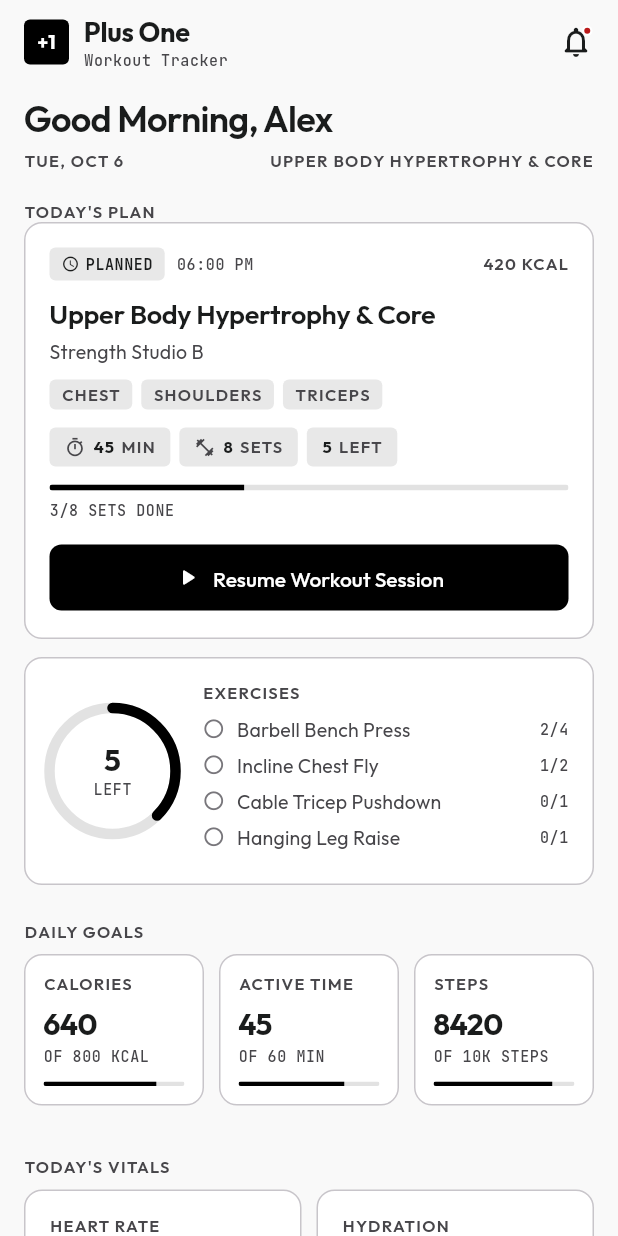
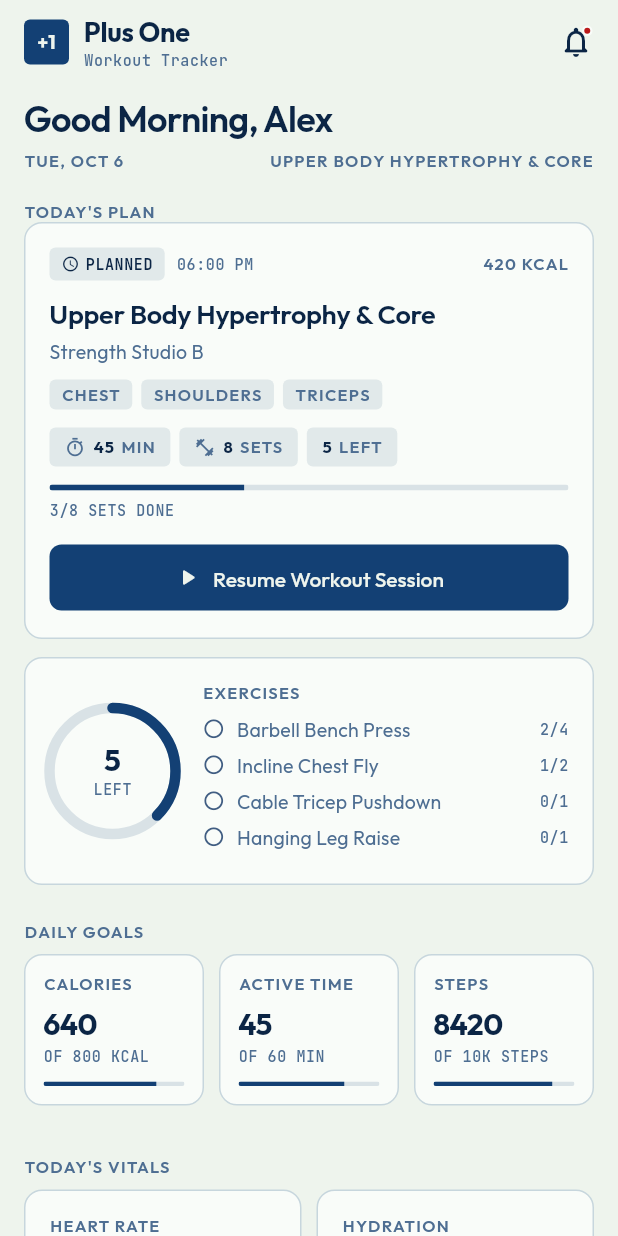
Before and after one commit to swcidd/plus_one, a Flutter app: the screen it shows after launch, on a phone screen of 412 x 824 dp. Run offline on Flutter 3.47's test engine with Material 3 defaults, Android fonts, the phone set to English and light mode, and no system bars; our stand-ins replace equatable, fl_chart, google_fonts.

Commit message:
feat(theme): retheme the app to the Deep Blue Sea palette
The product has a real palette now, so the achromatic Stitch tokens were
replaced by Deep Blue Sea: Regal Navy for every filled control, Prussian
Blue for body text, Powder Blue for borders and muted surfaces, Mint Cream
for the page.

A five-colour palette ships no greys, so every surface step, divider and
secondary label is interpolated between two palette colours rather than
pulled off a grey ramp. Interpolation keeps the hue locked to the brand,
where a neutral grey would have introduced a second, unrelated cast that
undercuts the whole reason for supplying five blues.

Error red is deliberately left on the Material scale: red for destructive
is a learned convention, and recolouring it to match the palette would make
"delete" less obvious rather than prettier.

The theme stays centralised in lib/theme, so this is a pure token swap -
no widget reads a literal colour. Tests now assert exact palette hexes and
compute real WCAG contrast ratios in both modes instead of checking for
neutrality, which is no longer the property that matters.

```diff
--- a/lib/theme/app_colors.dart
+++ b/lib/theme/app_colors.dart
@@ -1,58 +1,73 @@
 import 'package:flutter/material.dart';
 
-/// Monochrome palette lifted from the Stitch wireframes.
+/// Deep Blue Sea palette.
 ///
-/// The design is intentionally achromatic: black is the only action colour
-/// and every surface step is a shade of neutral grey. Keeping the scale in
-/// one place stops screens from inventing their own greys, which is how a
-/// monochrome UI starts drifting warm in one place and cool in another.
+/// Regal Navy carries every filled control, Prussian Blue anchors body text,
+/// Powder Blue handles borders and muted surfaces, and Mint Cream is the
+/// page. That split is what stops a five-colour palette from turning into
+/// blue soup: exactly one hue does the work of an action, and the rest is
+/// tint, text or canvas.
+///
+/// https://coolors.co/134074-13315c-0b2545-8da9c4-eef4ed
 abstract final class AppColors {
-  // --- Light -----------------------------------------------------------------
-  static const Color lightBackground = Color(0xFFF9F9F9);
-  static const Color lightOnSurface = Color(0xFF1A1C1C);
-  static const Color lightOnSurfaceVariant = Color(0xFF47464A);
-  static const Color lightOutline = Color(0xFF78767B);
-  static const Color lightOutlineVariant = Color(0xFFC8C5CA);
+  // --- Palette --------------------------------------------------------------
+  static const Color regalNavy = Color(0xFF134074);
+  static const Color oxfordNavy = Color(0xFF13315C);
+  static const Color prussianBlue = Color(0xFF0B2545);
+  static const Color powderBlue = Color(0xFF8DA9C4);
+  static const Color mintCream = Color(0xFFEEF4ED);
 
-  static const Color lightSurfaceLowest = Color(0xFFFFFFFF);
-  static const Color lightSurfaceLow = Color(0xFFF3F3F3);
-  static const Color lightSurface = Color(0xFFEEEEEE);
-  static const Color lightSurfaceHigh = Color(0xFFE8E8E8);
-  static const Color lightSurfaceHighest = Color(0xFFE2E2E2);
+  // --- Derived neutrals -----------------------------------------------------
+  // A five-colour palette has no greys, so every surface step, divider and
+  // secondary label below is interpolated between two palette colours rather
+  // than pulled off a grey ramp. Interpolation keeps the hue locked to the
+  // brand; a neutral grey would introduce a second, unrelated colour cast.
 
-  static const Color lightInverseSurface = Color(0xFF2F3131);
-  static const Color lightInverseOnSurface = Color(0xFFF0F1F1);
+  /// Secondary label on the light canvas. Powder Blue mixed toward Oxford
+  /// Navy until it clears 4.5:1 against Mint Cream.
+  static const Color lightOnSurfaceVariant = Color(0xFF4E6E92);
 
-  // --- Dark ------------------------------------------------------------------
-  ///
-  /// The dark scale is the light scale mirrored, not a separately designed
-  /// palette. That keeps contrast ratios identical in both modes so a metric
-  /// card reads the same on a phone at night as it does in daylight.
-  static const Color darkBackground = Color(0xFF121313);
-  static const Color darkOnSurface = Color(0xFFE4E1E4);
-  static const Color darkOnSurfaceVariant = Color(0xFFC8C5CA);
-  static const Color darkOutline = Color(0xFF929196);
-  static const Color darkOutlineVariant = Color(0xFF47464A);
+  /// Borders and outlined controls. A step darker so a button edge is
+  /// unmistakably an edge rather than a hint.
+  static const Color lightOutline = Color(0xFF405D82);
 
-  static const Color darkSurfaceLowest = Color(0xFF1A1C1C);
-  static const Color darkSurfaceLow = Color(0xFF1F2021);
-  static const Color darkSurface = Color(0xFF232425);
-  static const Color darkSurfaceHigh = Color(0xFF282A2A);
-  static const Color darkSurfaceHighest = Color(0xFF2E3030);
+  /// Card borders and dividers. Deliberately faint: cards already separate
+  /// by fill, so a loud outline would double-draw every boundary.
+  static const Color lightOutlineVariant = Color(0xFFC7D6DD);
 
-  static const Color darkInverseSurface = Color(0xFFF0F1F1);
-  static const Color darkInverseOnSurface = Color(0xFF2F3131);
+  /// Light surface ramp, tinted from Mint Cream toward white so cards read as
+  /// lifted off the canvas instead of cut out of it.
+  static const Color lightSurfaceLowest = Color(0xFFF9FCF9);
+  static const Color lightSurfaceLow = Color(0xFFF1F6F3);
+  static const Color lightSurface = Color(0xFFE9F0EE);
+  static const Color lightSurfaceHigh = Color(0xFFE1E9EA);
+  static const Color lightSurfaceHighest = Color(0xFFD9E2E6);
 
-  // --- Shared ----------------------------------------------------------------
-  /// Pure black is the action colour in the wireframes, used for filled
-  /// buttons and progress bars rather than for large backgrounds.
-  static const Color primary = Color(0xFF000000);
-  static const Color onPrimary = Color(0xFFFFFFFF);
-  static const Color primaryContainer = Color(0xFF1C1B1D);
+  /// Dark mode secondary label: Powder Blue on Prussian Blue lands at 6.3:1.
+  static const Color darkOnSurfaceVariant = powderBlue;
 
-  static const Color secondary = Color(0xFF5F5E61);
-  static const Color onSecondary = Color(0xFFFFFFFF);
+  static const Color darkOutline = powderBlue;
+  static const Color darkOutlineVariant = Color(0xFF2E4A75);
 
+  /// Dark surface ramp, tinted up from Prussian Blue. The top step lands on
+  /// Regal Navy, which ties the raised surfaces back to the palette.
+  static const Color darkSurfaceLowest = Color(0xFF0F2A4E);
+  static const Color darkSurfaceLow = Color(0xFF132F57);
+  static const Color darkSurface = Color(0xFF17345F);
+  static const Color darkSurfaceHigh = Color(0xFF1B3A6A);
+  static const Color darkSurfaceHighest = Color(0xFF204174);
+
+  /// A lifted navy used where dark mode needs a container that separates
+  /// from the Prussian Blue page without going pale.
+  static const Color darkContainer = Color(0xFF204174);
+
+  static const Color darkInverseSurface = Color(0xFFDCE7F1);
+  static const Color darkInverseOnSurface = prussianBlue;
+
+  // --- Error ----------------------------------------------------------------
+  // Kept on the standard Material scale rather than recoloured. Red for
+  // destructive is a learned convention, and rehuing it to fit the palette
+  // would make "delete" less obvious, not prettier.
   static const Color error = Color(0xFFBA1A1A);
   static const Color errorContainer = Color(0xFFFFDAD6);
   static const Color onErrorContainer = Color(0xFF93000A);
--- a/lib/theme/app_theme.dart
+++ b/lib/theme/app_theme.dart
@@ -44,13 +44,11 @@ abstract final class AppTheme {
       colorScheme: scheme,
       textTheme: AppTypography.textTheme(scheme),
       scaffoldBackgroundColor: isLight
-          ? AppColors.lightBackground
-          : AppColors.darkBackground,
+          ? AppColors.mintCream
+          : AppColors.prussianBlue,
       splashFactory: InkSparkle.splashFactory,
       appBarTheme: AppBarTheme(
-        backgroundColor: isLight
-            ? AppColors.lightBackground
-            : AppColors.darkBackground,
+        backgroundColor: isLight ? AppColors.mintCream : AppColors.prussianBlue,
         foregroundColor: scheme.onSurface,
         elevation: 0,
         scrolledUnderElevation: 0,
@@ -82,7 +80,10 @@ abstract final class AppTheme {
       outlinedButtonTheme: OutlinedButtonThemeData(
         style: OutlinedButton.styleFrom(
           foregroundColor: scheme.onSurface,
-          side: BorderSide(color: scheme.outlineVariant),
+          // outline, not outlineVariant: a button edge has to be findable at
+          // a glance, while card borders stay faint because the fill already
+          // separates them.
+          side: BorderSide(color: scheme.outline),
           minimumSize: const Size(44, 44),
           padding: const EdgeInsets.symmetric(
             horizontal: AppSpacing.lg,
@@ -167,37 +168,40 @@ abstract final class AppTheme {
     );
   }
 
-  /// Exact palette from the wireframes, expressed as a Material color scheme.
+  /// Deep Blue Sea, light: Mint Cream canvas, Regal Navy actions, Prussian
+  /// Blue text. Surface containers tint the canvas up toward white so cards
+  /// lift off the page without needing a shadow to say so.
   static const ColorScheme _lightScheme = ColorScheme(
     brightness: Brightness.light,
-    primary: AppColors.primary,
-    onPrimary: AppColors.onPrimary,
-    primaryContainer: AppColors.primaryContainer,
-    // The wireframe value (#858386) lands under 4.5:1 on the container, so
-    // the lighter inverse surface is used instead to clear WCAG AA.
-    onPrimaryContainer: AppColors.lightInverseOnSurface,
-    secondary: AppColors.secondary,
-    onSecondary: AppColors.onSecondary,
+    primary: AppColors.regalNavy,
+    onPrimary: AppColors.mintCream,
+    primaryContainer: AppColors.oxfordNavy,
+    onPrimaryContainer: AppColors.mintCream,
+    secondary: AppColors.powderBlue,
+    onSecondary: AppColors.prussianBlue,
     secondaryContainer: AppColors.lightSurfaceHigh,
-    onSecondaryContainer: AppColors.lightOnSurface,
-    tertiary: AppColors.primary,
-    onTertiary: AppColors.onPrimary,
+    onSecondaryContainer: AppColors.prussianBlue,
+    // Tertiary wants a contrasting hue, but the palette is one hue deep, so
+    // it leans on the darker navy instead of inventing an out-of-family
+    // accent that the brand book would not recognise.
+    tertiary: AppColors.oxfordNavy,
+    onTertiary: AppColors.mintCream,
     tertiaryContainer: AppColors.lightSurfaceHighest,
-    onTertiaryContainer: AppColors.lightOnSurface,
+    onTertiaryContainer: AppColors.prussianBlue,
     error: AppColors.error,
-    onError: AppColors.onPrimary,
+    onError: AppColors.mintCream,
     errorContainer: AppColors.errorContainer,
     onErrorContainer: AppColors.onErrorContainer,
-    surface: AppColors.lightBackground,
-    onSurface: AppColors.lightOnSurface,
+    surface: AppColors.mintCream,
+    onSurface: AppColors.prussianBlue,
     onSurfaceVariant: AppColors.lightOnSurfaceVariant,
     outline: AppColors.lightOutline,
     outlineVariant: AppColors.lightOutlineVariant,
     shadow: Color(0xFF000000),
     scrim: Color(0xFF000000),
-    inverseSurface: AppColors.lightInverseSurface,
-    onInverseSurface: AppColors.lightInverseOnSurface,
-    inversePrimary: Color(0xFFC8C6C8),
+    inverseSurface: AppColors.prussianBlue,
+    onInverseSurface: AppColors.mintCream,
+    inversePrimary: AppColors.powderBlue,
     surfaceContainerLowest: AppColors.lightSurfaceLowest,
     surfaceContainerLow: AppColors.lightSurfaceLow,
     surfaceContainer: AppColors.lightSurface,
@@ -205,36 +209,39 @@ abstract final class AppTheme {
     surfaceContainerHighest: AppColors.lightSurfaceHighest,
   );
 
-  /// Monochrome dark scale: the light scale mirrored, so contrast ratios
-  /// between text and surface stay identical across both modes.
+  /// Deep Blue Sea, dark: Prussian Blue page, Mint Cream text, Powder Blue
+  /// for anything secondary. The ramp tints upward from the page and lands
+  /// on Regal Navy, so raised surfaces still read as the brand rather than
+  /// as lifted grey. `primary` inverts the way Material expects, keeping
+  /// filled controls high-contrast in both modes.
   static const ColorScheme _darkScheme = ColorScheme(
     brightness: Brightness.dark,
-    primary: AppColors.darkInverseSurface,
-    onPrimary: AppColors.darkBackground,
-    primaryContainer: AppColors.darkOnSurface,
-    onPrimaryContainer: AppColors.darkBackground,
-    secondary: AppColors.darkOutline,
-    onSecondary: AppColors.darkBackground,
-    secondaryContainer: AppColors.darkOutlineVariant,
-    onSecondaryContainer: AppColors.darkOnSurface,
-    tertiary: AppColors.darkInverseSurface,
-    onTertiary: AppColors.darkBackground,
-    tertiaryContainer: AppColors.darkSurfaceHigh,
-    onTertiaryContainer: AppColors.darkOnSurface,
+    primary: AppColors.mintCream,
+    onPrimary: AppColors.prussianBlue,
+    primaryContainer: AppColors.darkContainer,
+    onPrimaryContainer: AppColors.mintCream,
+    secondary: AppColors.powderBlue,
+    onSecondary: AppColors.prussianBlue,
+    secondaryContainer: AppColors.darkSurfaceHigh,
+    onSecondaryContainer: AppColors.mintCream,
+    tertiary: AppColors.powderBlue,
+    onTertiary: AppColors.prussianBlue,
+    tertiaryContainer: AppColors.darkSurfaceHighest,
+    onTertiaryContainer: AppColors.mintCream,
     error: Color(0xFFFFB4AB),
     onError: Color(0xFF690005),
     errorContainer: AppColors.onErrorContainer,
     onErrorContainer: AppColors.errorContainer,
-    surface: AppColors.darkBackground,
-    onSurface: AppColors.darkOnSurface,
+    surface: AppColors.prussianBlue,
+    onSurface: AppColors.mintCream,
     onSurfaceVariant: AppColors.darkOnSurfaceVariant,
     outline: AppColors.darkOutline,
     outlineVariant: AppColors.darkOutlineVariant,
     shadow: Color(0xFF000000),
     scrim: Color(0xFF000000),
-    inverseSurface: AppColors.darkInverseOnSurface,
-    onInverseSurface: AppColors.darkInverseSurface,
-    inversePrimary: Color(0xFF5F5E60),
+    inverseSurface: AppColors.darkInverseSurface,
+    onInverseSurface: AppColors.darkInverseOnSurface,
+    inversePrimary: AppColors.regalNavy,
     surfaceContainerLowest: AppColors.darkSurfaceLowest,
     surfaceContainerLow: AppColors.darkSurfaceLow,
     surfaceContainer: AppColors.darkSurface,
```
Also changed, not shown: 1 other file.
